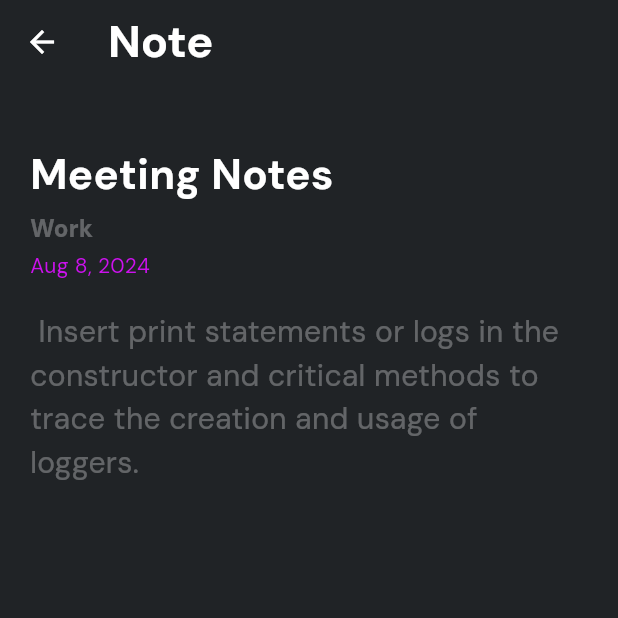
After one commit to PathumDilhara/Note-Sphere-Mobile-App, a Flutter app: the SingleNoteDisplayPage screen opened directly with sample values from the repository, on a phone screen of 412 x 824 dp, the top half of it. The commit adds this screen. Run offline on Flutter 3.47's test engine with Material 3 defaults, Android fonts, the light colour scheme and no system bars; our stand-ins replace go_router, google_fonts, hive, hive_flutter; accounts and stored records are empty.

Commit message:
Single note view page

```diff
--- a/lib/pages/note_by_category_page.dart
+++ b/lib/pages/note_by_category_page.dart
@@ -38,22 +38,21 @@ class _NoteByCategoryState extends State<NoteByCategory> {
   }
 
   // Edit note
-  void _editNote(NoteModel noteModel){
+  void _editNote(NoteModel noteModel) {
     // Navigator to the edit note page
     AppRouter.router.push("/edit_note", extra: noteModel);
   }
 
   // remove notes
   Future<void> _removeNote(String id) async {
-    try{
+    try {
       await noteServices.deleteNote(id);
-      if(context.mounted){
+      if (context.mounted) {
         AppHelpers.showSnackBar(context, "Note deleted successfully");
       }
-
-    } catch(error){
+    } catch (error) {
       AppHelpers.showSnackBar(context, "Failed to delete Note");
-      print(error.toString());
+      //print(error.toString());
     }
   }
 
@@ -103,6 +102,7 @@ class _NoteByCategoryState extends State<NoteByCategory> {
                 ),
                 itemBuilder: (context, index) {
                   return NoteCategoryCard(
+                    // Don't wrap entire widget bcs then we cant touch edit delete buttons
                     noteTitle: noteList[index].title,
                     noteContent: noteList[index].content,
                     removeNote: () async {
@@ -114,6 +114,12 @@ class _NoteByCategoryState extends State<NoteByCategory> {
                     editNote: () async {
                       _editNote(noteList[index]);
                     },
+                    viewSingleNote: () {
+                      AppRouter.router.push(
+                        "/single_note_display",
+                        extra: noteList[index],
+                      );
+                    },
                   );
                 },
               )
--- /dev/null
+++ b/lib/pages/single_note_display_page.dart
@@ -0,0 +1,70 @@
+import 'package:f24_notes_sphere/models/note_model.dart';
+import 'package:f24_notes_sphere/utils/colors.dart';
+import 'package:f24_notes_sphere/utils/text_styles.dart';
+import 'package:flutter/material.dart';
+import 'package:intl/intl.dart';
+
+class SingleNoteDisplayPage extends StatefulWidget {
+  final NoteModel noteModel;
+  const SingleNoteDisplayPage({super.key, required this.noteModel});
+
+  @override
+  State<SingleNoteDisplayPage> createState() => _SingleNoteDisplayPageState();
+}
+
+class _SingleNoteDisplayPageState extends State<SingleNoteDisplayPage> {
+  @override
+  Widget build(BuildContext context) {
+    // Formatted date
+    final formattedDate = DateFormat.yMMMd().format(widget.noteModel.date);
+    return Scaffold(
+      appBar: AppBar(
+        title: const Text(
+          "Note",
+          style: TextStyle(fontSize: 30, fontWeight: FontWeight.bold),
+        ),
+      ),
+      body: Padding(
+        padding: const EdgeInsets.all(20),
+        child: Column(
+          crossAxisAlignment: CrossAxisAlignment.start,
+          children: [
+            const SizedBox(
+              height: 20,
+            ),
+            Text(
+              widget.noteModel.title,
+              style: AppTextStyles.appTitleStyle,
+            ),
+            const SizedBox(
+              height: 5,
+            ),
+            Text(
+              widget.noteModel.category,
+              style: AppTextStyles.appButton.copyWith(
+                color: AppColors.kWhiteColor.withOpacity(0.3),
+              ),
+            ),
+            const SizedBox(
+              height: 3,
+            ),
+            Text(
+              formattedDate,
+              style: AppTextStyles.appDescriptionSmallStyle.copyWith(
+                color: AppColors.kFlaButColor,
+              ),
+            ),
+            const SizedBox(
+              height: 20,
+            ),
+            Text(
+              widget.noteModel.content,
+              style: AppTextStyles.appDescriptionLargeStyle
+                  .copyWith(color: AppColors.kWhiteColor.withOpacity(0.3)),
+            ),
+          ],
+        ),
+      ),
+    );
+  }
+}
--- a/lib/utils/router.dart
+++ b/lib/utils/router.dart
@@ -2,6 +2,7 @@ import 'package:f24_notes_sphere/models/note_model.dart';
 import 'package:f24_notes_sphere/pages/home_page.dart';
 import 'package:f24_notes_sphere/pages/note_by_category_page.dart';
 import 'package:f24_notes_sphere/pages/notes_page.dart';
+import 'package:f24_notes_sphere/pages/single_note_display_page.dart';
 import 'package:f24_notes_sphere/pages/todo_page.dart';
 import 'package:f24_notes_sphere/pages/update_note_page.dart';
 import 'package:flutter/material.dart';
@@ -65,6 +66,16 @@ class AppRouter {
           return UpdateNotePage(noteModel: note);
         },
       ),
+
+      // Single note display page
+      GoRoute(
+        name: "single note display",
+        path: "/single_note_display",
+        builder: (context, state) {
+          final NoteModel noteModel = state.extra as NoteModel;
+          return SingleNoteDisplayPage(noteModel: noteModel);
+        },
+      )
     ],
   );
 }
--- a/lib/widgets/note_category_card.dart
+++ b/lib/widgets/note_category_card.dart
@@ -8,12 +8,13 @@ class NoteCategoryCard extends StatefulWidget {
 
   final Future Function() removeNote;
   final Future Function() editNote;
+  final void Function() viewSingleNote;
   const NoteCategoryCard({
     super.key,
     required this.noteTitle,
     required this.noteContent,
     required this.removeNote,
-    required this.editNote,
+    required this.editNote, required this.viewSingleNote,
   });
 
   @override
@@ -54,6 +55,11 @@ class _NoteCategoryCardState extends State<NoteCategoryCard> {
                 ),
               ],
             ),
+            GestureDetector(
+              onTap: widget.viewSingleNote,
+              child: Column(
+                crossAxisAlignment: CrossAxisAlignment.start,
+                children: [
                   Text(
                     widget.noteTitle,
                     style: AppTextStyles.appSubTitleStyle,
@@ -72,6 +78,9 @@ class _NoteCategoryCardState extends State<NoteCategoryCard> {
                 ],
               ),
             ),
+          ],
+        ),
+      ),
     );
   }
 }
--- a/pubspec.yaml
+++ b/pubspec.yaml
@@ -40,6 +40,7 @@ dependencies:
   hive_flutter: ^1.1.0
   go_router: ^14.2.0
   uuid: ^4.4.0
+  intl: ^0.19.0
 
 
 
```
Also changed, not shown: pubspec.lock. Lines whose indentation alone changed are shown as unchanged.
